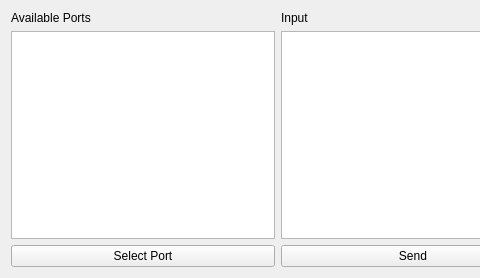
The window that rs485.ui (solar05/InterfaceEmulator) describes before a commit, drawn with Qt 5; both pictures show x 0 to 480 and y 0 to 278 of the 826 by 278 pixel window.
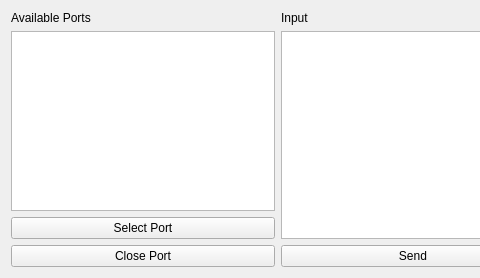
The same window after the commit.

Commit message: Add port enabling and disabling

What changed in the file:
```diff
--- a/rs485.ui
+++ b/rs485.ui
@@ -41,6 +41,13 @@
          </property>
         </widget>
        </item>
+       <item>
+        <widget class="QPushButton" name="pushButton_3">
+         <property name="text">
+          <string>Close Port</string>
+         </property>
+        </widget>
+       </item>
       </layout>
      </item>
      <item row="0" column="1">
```
The commit also changes 4 other files.
